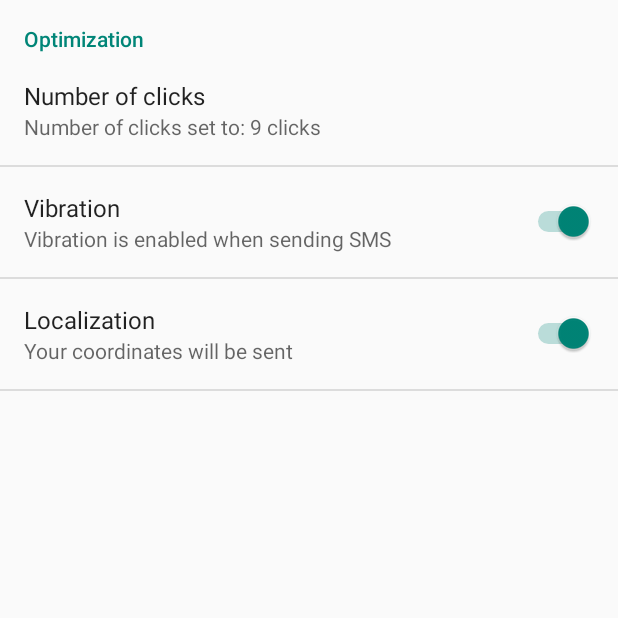
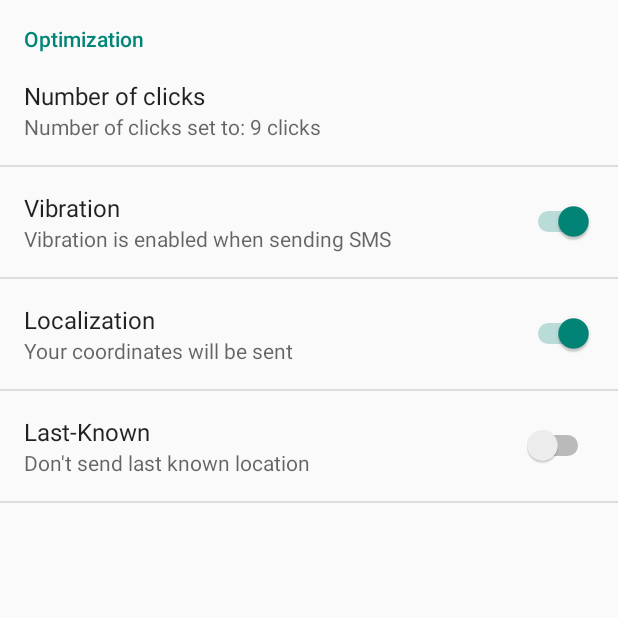
Before and after one commit to PuR3v1L/EmergencySMS, an Android app: the PrefsActivity screen opened directly, with no data from a screen before it, on a phone screen of 412 x 824 dp, the top half of it. Run offline under Robolectric (Android 15) with nearby library versions, the phone set to English and light mode, and no system bars; libraries missing offline, so code that uses them is left out: android.test.suitebuilder; 1 statement that could not run was skipped.

Commit message:
Version Code 2 -- v1.0.2 + Changed theme to AppCompat.Light + Added preference button if space on ActionBar + Optimized searching for location searching + Added option to send last-known location in case new location cannot be sent

```diff
--- a/InstantSMSEmergency/src/main/java/com/spydiko/instantsmsemergency/PrefsActivity.java
+++ b/InstantSMSEmergency/src/main/java/com/spydiko/instantsmsemergency/PrefsActivity.java
@@ -22,8 +22,8 @@ public class PrefsActivity extends PreferenceActivity implements SharedPreferenc
 
 	private static final String TAG = PrefsActivity.class.getSimpleName();
 	ListPreference screenOffCounterList;
-	CheckBoxPreference vibratePref, locationPref;
-	SwitchPreference vibratePrefSwitch, locationPrefSwitch;
+	CheckBoxPreference vibratePref, locationPref, lastKnownLocation;
+	SwitchPreference vibratePrefSwitch, locationPrefSwitch, lastKnownLocationSwitch;
 	InstantSMSemergensy instantSMSemergensy;
 
 	@Override
@@ -42,9 +42,11 @@ public class PrefsActivity extends PreferenceActivity implements SharedPreferenc
 		if (Build.VERSION.SDK_INT >= Build.VERSION_CODES.ICE_CREAM_SANDWICH){
 			setVibrationSwitchSum();
 			setLocationSwitchSum();
+			setLastKnownLocationSwitchSum();
 		}else{
 			setVibrationSum();
 			setLocationSum();
+			setLastKnownLocationSum();
 		}
 	}
 
@@ -54,6 +56,19 @@ public class PrefsActivity extends PreferenceActivity implements SharedPreferenc
 		if (locationPrefSwitch.isChecked()) locationPrefSwitch.setSummary(getResources().getString(R.string.location_on));
 		else locationPrefSwitch.setSummary(getResources().getString(R.string.location_off));
 	}
+
+	@SuppressLint("NewApi")
+	private void setLastKnownLocationSwitchSum() {
+		lastKnownLocationSwitch = (SwitchPreference) findPreference("last_known_location");
+		if (lastKnownLocationSwitch.isChecked()) lastKnownLocationSwitch.setSummary(getResources().getString(R.string.last_known_location_on));
+		else lastKnownLocationSwitch.setSummary(getResources().getString(R.string.last_known_location_off));
+	}
+	private void setLastKnownLocationSum() {
+		lastKnownLocation = (CheckBoxPreference) findPreference("last_known_location");
+		if (lastKnownLocation.isChecked()) lastKnownLocation.setSummary(getResources().getString(R.string.location_on));
+		else lastKnownLocation.setSummary(getResources().getString(R.string.location_off));
+	}
+
 
 	@SuppressLint("NewApi")
 	private void setVibrationSwitchSum() {
@@ -80,9 +95,11 @@ public class PrefsActivity extends PreferenceActivity implements SharedPreferenc
 		if (Build.VERSION.SDK_INT >= Build.VERSION_CODES.ICE_CREAM_SANDWICH){
 			if (s.equals("vibrate_pref")) setVibrationSwitchSum();
 			if (s.equals("location_pref")) setLocationSwitchSum();
+			if (s.equals("last_known_location")) setLastKnownLocationSwitchSum();
 		}else{
 			if (s.equals("vibrate_pref")) setVibrationSum();
 			if (s.equals("location_pref")) setLocationSum();
+			if (s.equals("last_known_location")) setLastKnownLocationSum();
 		}
 
 	}
--- a/InstantSMSEmergency/src/main/java/com/spydiko/instantsmsemergency/RemoteControlReceiver.java
+++ b/InstantSMSEmergency/src/main/java/com/spydiko/instantsmsemergency/RemoteControlReceiver.java
@@ -3,7 +3,6 @@ package com.spydiko.instantsmsemergency;
 import android.content.BroadcastReceiver;
 import android.content.Context;
 import android.content.Intent;
-import android.telephony.SmsManager;
 import android.util.Log;
 
 /**
@@ -29,7 +28,7 @@ public class RemoteControlReceiver extends BroadcastReceiver {
 			countPowerOff++;
 		} else if (intent.getAction().equals(Intent.ACTION_SCREEN_ON)) {
 			if (countPowerOff >= threshold && !sentSMS) {
-				if (instantSMSemergensy.loadVibration()) MyService.v.vibrate(2000);
+				if (instantSMSemergensy.isVibration()) MyService.v.vibrate(2000);
 				instantSMSemergensy.sendSMS();
 				if (InstantSMSemergensy.debugging) Log.d(TAG,"SENDSMS");
 				sentSMS = true;
--- a/InstantSMSEmergency/src/main/res/values/strings.xml
+++ b/InstantSMSEmergency/src/main/res/values/strings.xml
@@ -21,6 +21,9 @@
     <string name="locationPref">Localization</string>
     <string name="location_off">Your coordinates won\'t be sent</string>
     <string name="location_on">Your coordinates will be sent</string>
+    <string name="last_known_position">Last-Known</string>
+    <string name="last_known_location_on">Send last known location if couldn\'t receive location</string>
+    <string name="last_known_location_off">Don\'t send last known location</string>
 
 
 </resources>
--- a/InstantSMSEmergency/src/main/res/xml-v14/prefs.xml
+++ b/InstantSMSEmergency/src/main/res/xml-v14/prefs.xml
@@ -19,4 +19,9 @@
         android:title="@string/locationPref"
         android:defaultValue="true"
         android:key="location_pref" />
+
+    <SwitchPreference
+        android:key="last_known_location"
+        android:title="@string/last_known_position"
+        android:dependency="location_pref"/>
 </PreferenceScreen>
--- a/InstantSMSEmergency/src/main/res/xml/prefs.xml
+++ b/InstantSMSEmergency/src/main/res/xml/prefs.xml
@@ -19,4 +19,9 @@
         android:title="@string/locationPref"
         android:defaultValue="true"
         android:key="location_pref" />
+
+    <CheckBoxPreference
+        android:key="last_known_location"
+        android:title="@string/last_known_position"
+        android:dependency="location_pref"/>
 </PreferenceScreen>
```
Also changed, not shown: InstantSMSEmergency/src/main/java/com/spydiko/instantsmsemergency/InstantSMSemergensy.java (+22 -12 lines), InstantSMSEmergency/src/main/java/com/spydiko/instantsmsemergency/MyService.java (+29 -2 lines).
